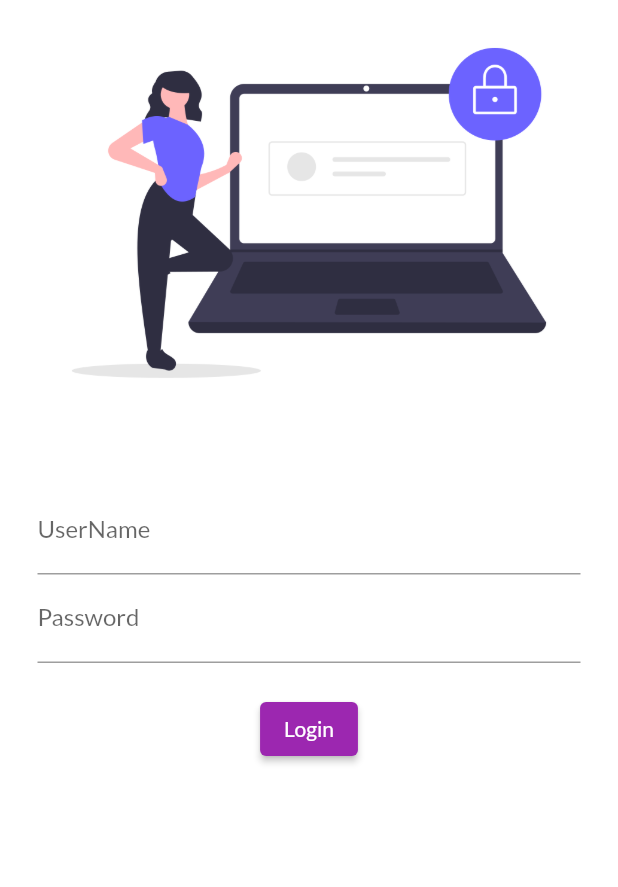
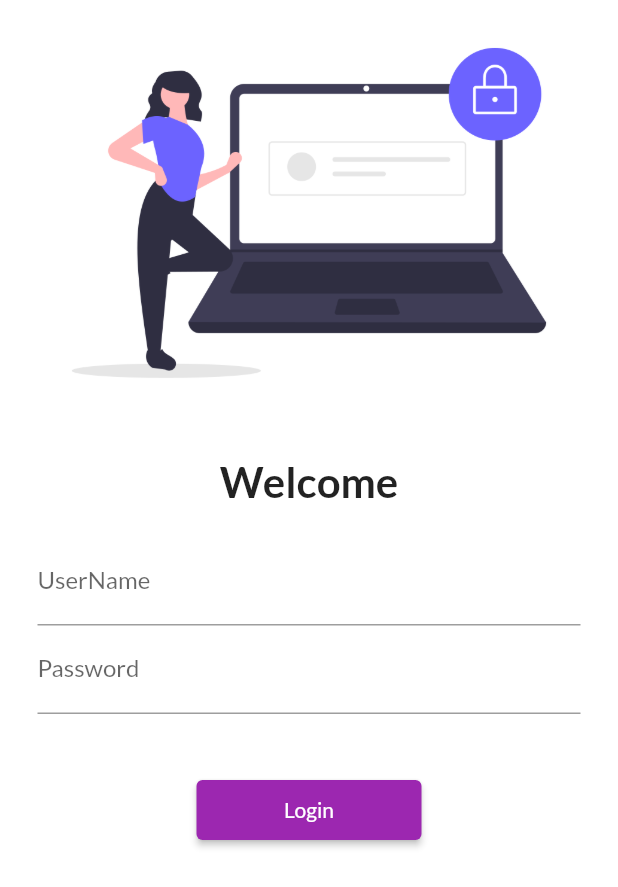
Before and after one commit to JoseMerlo/30DaysOfFlutter, a Flutter app: the screen it shows after launch, on a phone screen of 412 x 824 dp. Shown: the top 887 px of the screen. Run offline on Flutter 3.47's test engine with Material 2 defaults, Android fonts, the light colour scheme and no system bars; our stand-ins replace google_fonts.

Commit message:
Day5 completed

```diff
--- a/lib/main.dart
+++ b/lib/main.dart
@@ -1,6 +1,7 @@
 import 'package:flutter/material.dart';
 import 'package:flutter_catalogo/pages/home_page.dart';
 import 'package:flutter_catalogo/pages/login_page.dart';
+import 'package:flutter_catalogo/utils/routes.dart';
 import 'package:google_fonts/google_fonts.dart';
 
 void main() {
@@ -23,8 +24,8 @@
       initialRoute: "/",
       routes: {
         "/": (context) => LoginPage(),
-        "/home": (context) => HomePage(),
-        "/login": (context) => LoginPage(),
+        MyRoutes.homeRoute: (context) => HomePage(),
+        MyRoutes.loginRoute: (context) => LoginPage(),
       },
     );
   }
--- a/lib/pages/login_page.dart
+++ b/lib/pages/login_page.dart
@@ -1,4 +1,5 @@
 import 'package:flutter/material.dart';
+import 'package:flutter_catalogo/utils/routes.dart';
 
 class LoginPage extends StatelessWidget {
   @override
@@ -12,6 +13,13 @@
               fit: BoxFit.cover,
             ),
             SizedBox(height: 20.0),
+            Text(
+              "Welcome",
+              style: TextStyle(
+                fontSize: 28,
+                fontWeight: FontWeight.bold,
+              ),
+            ),
             Padding(
               padding:
                   const EdgeInsets.symmetric(vertical: 20.0, horizontal: 25.0),
@@ -31,13 +39,15 @@
                     ),
                   ),
                   SizedBox(
-                    height: 20.0,
+                    height: 40.0,
                   ),
                   ElevatedButton(
                     child: Text("Login"),
-                    style: TextButton.styleFrom(),
+                    style: TextButton.styleFrom(
+                      minimumSize: Size(150, 40),
+                    ),
                     onPressed: () {
-                      print("Hello Merlo");
+                      Navigator.pushNamed(context, MyRoutes.homeRoute);
                     },
                   ),
                 ],
--- /dev/null
+++ b/lib/utils/routes.dart
@@ -0,0 +1,4 @@
+class MyRoutes {
+  static String loginRoute = "/login";
+  static String homeRoute = "/home";
+}
```
